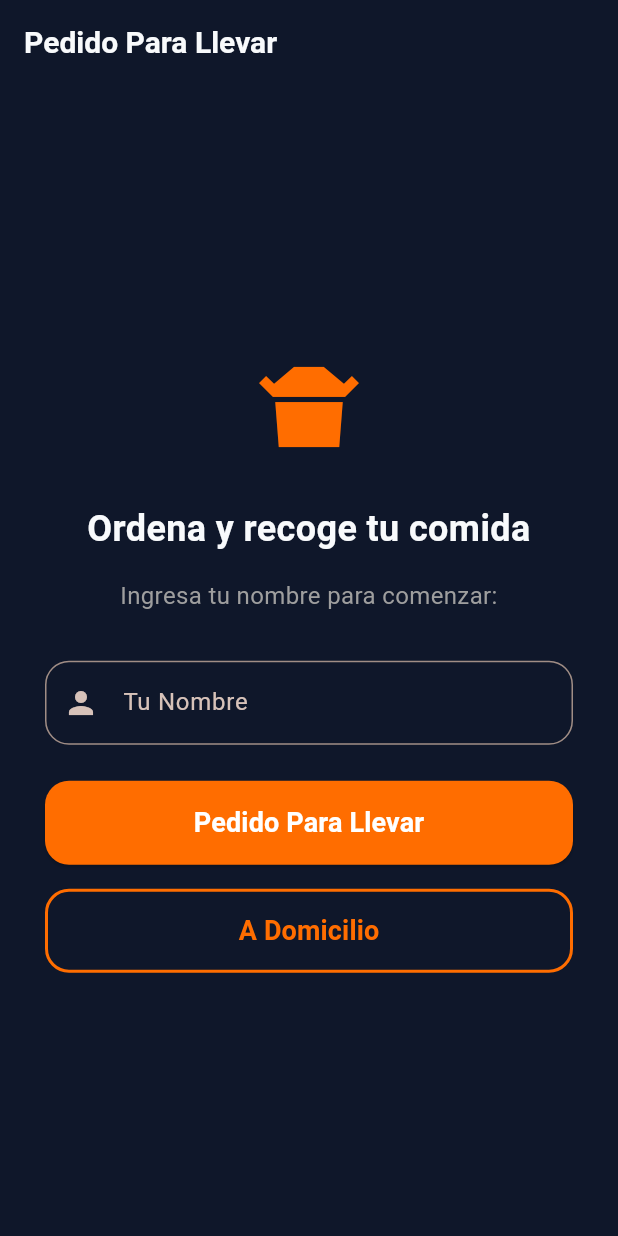
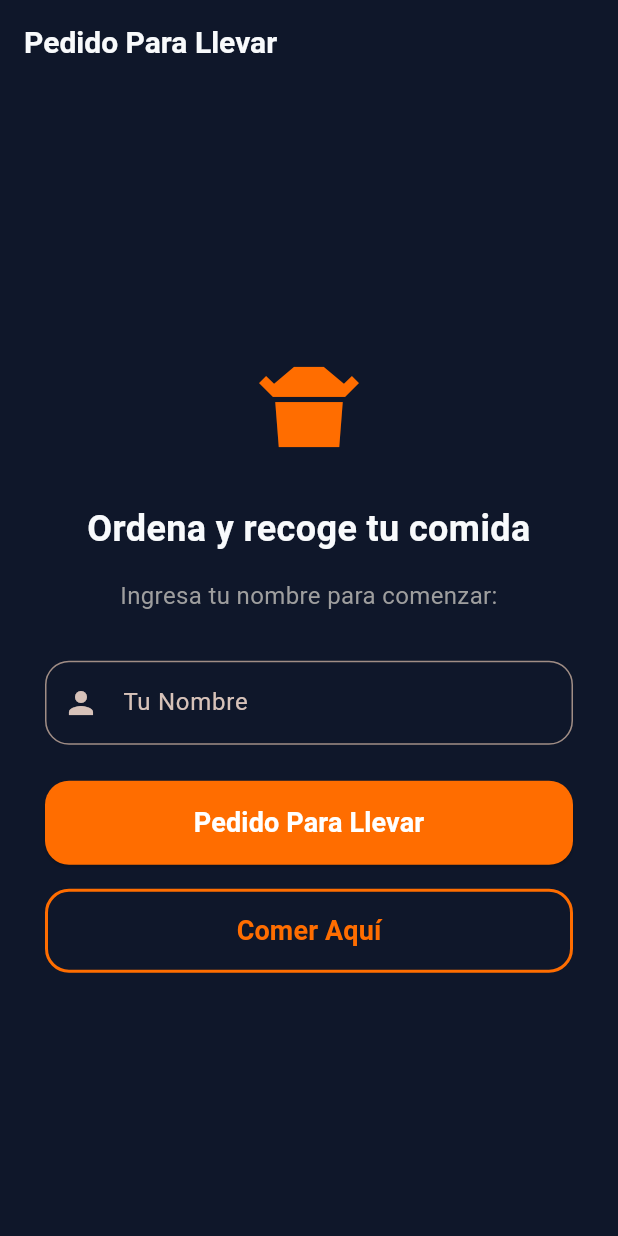
Before and after one commit to gorditasmh2020rigoberto/restaurant, a Flutter app: the ClientHomeView screen opened by its route, on a phone screen of 412 x 824 dp. Run offline on Flutter 3.47's test engine with Material 3 defaults, Android fonts, the phone set to English and light mode, and no system bars; our stand-ins replace audioplayers, image_picker, pdf, printing, shared_preferences, supabase_flutter; missing offline and left inert: dart:html, dart:js, dart:ui_web; accounts and stored records are empty; key blocks and very long unbroken strings in the code were emptied for the run.

Commit message:
feat: cambiar opción 'A Domicilio' por 'Comer Aquí' en home del cliente
Co-Authored-By: Claude Sonnet 4.6 <noreply@anthropic.com>

```diff
--- a/lib/views/client_home_view.dart
+++ b/lib/views/client_home_view.dart
@@ -85,14 +85,14 @@ class _ClientHomeViewState extends State<ClientHomeView> {
               ),
               const SizedBox(height: 16),
               OutlinedButton(
-                onPressed: () => _navigateToMenu(type: 'delivery'),
+                onPressed: () => _navigateToMenu(type: 'dine_in'),
                 style: OutlinedButton.styleFrom(
                   minimumSize: const Size.fromHeight(56),
                   side: BorderSide(color: Theme.of(context).colorScheme.primary, width: 2),
                   foregroundColor: Theme.of(context).colorScheme.primary,
                   shape: RoundedRectangleBorder(borderRadius: BorderRadius.circular(16)),
                 ),
-                child: const Text('A Domicilio', style: TextStyle(fontSize: 18, fontWeight: FontWeight.bold)),
+                child: const Text('Comer Aquí', style: TextStyle(fontSize: 18, fontWeight: FontWeight.bold)),
               ),
             ],
           ),
```
